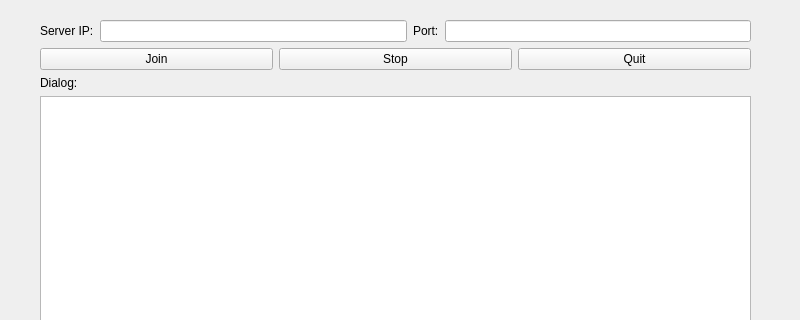
williamlus/COMP2012H_Project, file USTlord_final/clientwindow.ui: the form before one commit; both pictures show x 0 to 800 and y 0 to 320 of the 800 by 600 pixel window.
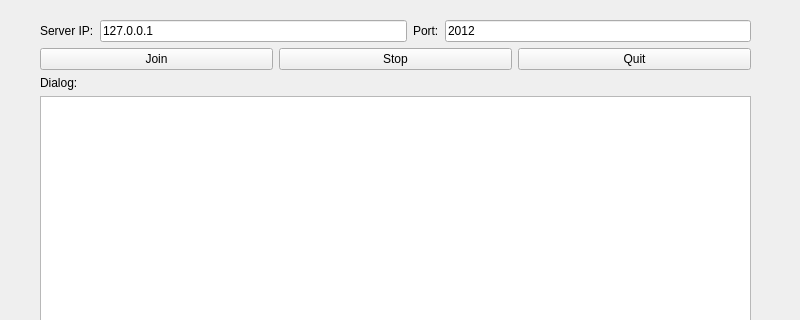
The form after the commit.

```diff
--- a/USTlord_final/clientwindow.ui
+++ b/USTlord_final/clientwindow.ui
@@ -45,7 +45,11 @@
           </widget>
          </item>
          <item>
-          <widget class="QLineEdit" name="lineEdit_serverIP"/>
+          <widget class="QLineEdit" name="lineEdit_serverIP">
+           <property name="text">
+            <string>127.0.0.1</string>
+           </property>
+          </widget>
          </item>
          <item>
           <widget class="QLabel" name="label_port">
@@ -55,7 +59,11 @@
           </widget>
          </item>
          <item>
-          <widget class="QLineEdit" name="lineEdit_server_port"/>
+          <widget class="QLineEdit" name="lineEdit_server_port">
+           <property name="text">
+            <string>2012</string>
+           </property>
+          </widget>
          </item>
         </layout>
        </item>
```
